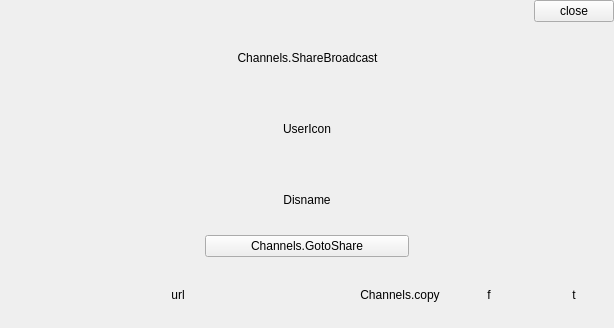
Old version of the form src/prism/main/channels/ShareView/PLSShareSourceItem.ui in the repository naver/prism-live-studio.
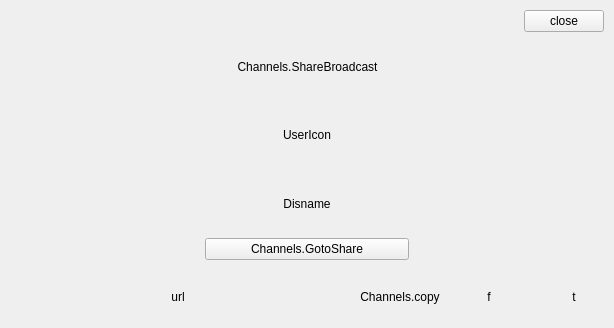
New version of the form. Custom widgets are drawn as their Qt base class.

Patch:
```diff
--- a/src/prism/main/channels/ShareView/PLSShareSourceItem.ui
+++ b/src/prism/main/channels/ShareView/PLSShareSourceItem.ui
@@ -45,10 +45,10 @@
        <number>0</number>
       </property>
       <property name="topMargin">
-       <number>0</number>
+       <number>10</number>
       </property>
       <property name="rightMargin">
-       <number>0</number>
+       <number>10</number>
       </property>
       <property name="bottomMargin">
        <number>0</number>
@@ -191,19 +191,6 @@
       </item>
       <item>
        <layout class="QHBoxLayout" name="horizontalLayout_6">
-        <item>
-         <spacer name="horizontalSpacer_6">
-          <property name="orientation">
-           <enum>Qt::Horizontal</enum>
-          </property>
-          <property name="sizeHint" stdset="0">
-           <size>
-            <width>40</width>
-            <height>20</height>
-           </size>
-          </property>
-         </spacer>
-        </item>
         <item>
          <widget class="QLabel" name="DisnameLabel">
           <property name="sizePolicy">
@@ -220,19 +207,6 @@
           </property>
          </widget>
         </item>
-        <item>
-         <spacer name="horizontalSpacer_7">
-          <property name="orientation">
-           <enum>Qt::Horizontal</enum>
-          </property>
-          <property name="sizeHint" stdset="0">
-           <size>
-            <width>40</width>
-            <height>20</height>
-           </size>
-          </property>
-         </spacer>
-        </item>
        </layout>
       </item>
       <item>
```
